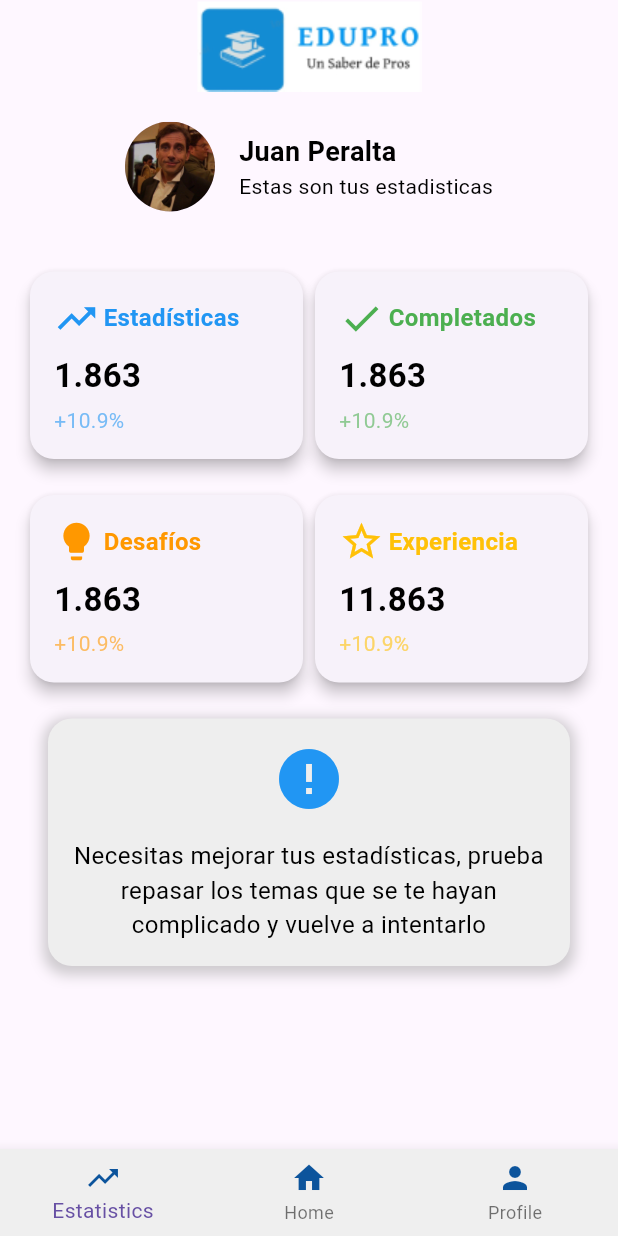
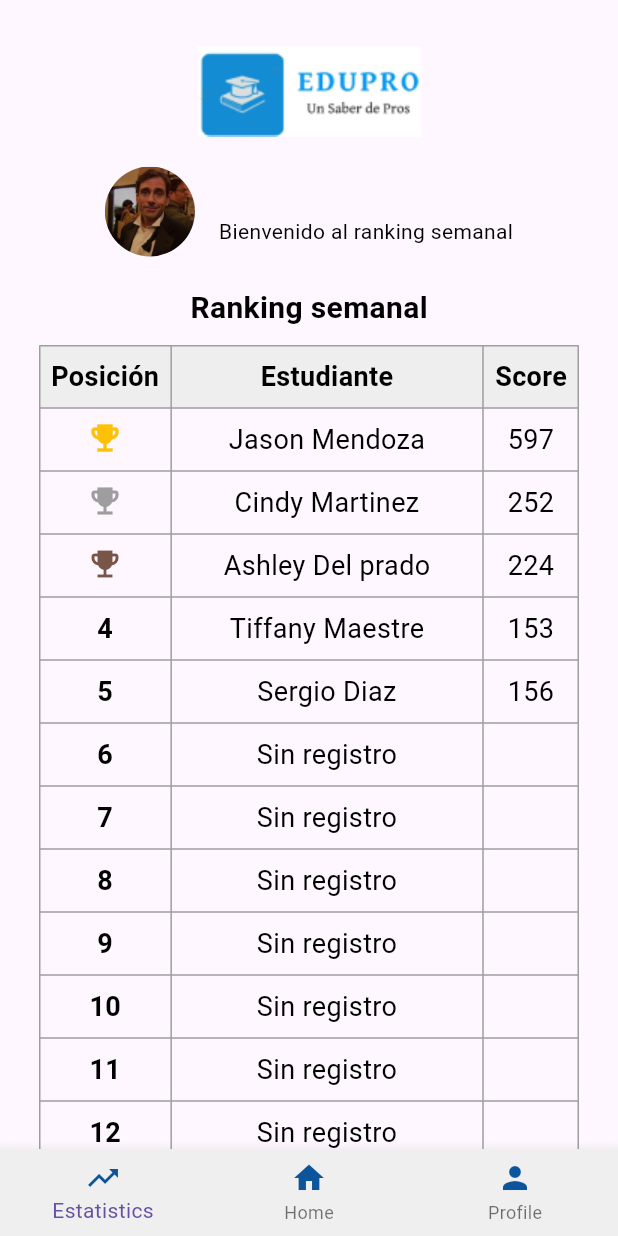
Before and after one commit to JuanSebLopez/edupro, a Flutter app: the StatisticsPage screen opened by its route, on a phone screen of 412 x 824 dp. Run offline on Flutter 3.47's test engine with Material 3 defaults, Android fonts, the phone set to English and light mode, and no system bars; our stand-ins replace cloud_firestore, firebase_core, get, google_fonts, shared_preferences; accounts and stored records are empty.

Commit message:
cargada la nueva vista de ranking antes conocida como estadistica

```diff
--- a/lib/ui/views/home/statistics_screen.dart
+++ b/lib/ui/views/home/statistics_screen.dart
@@ -1,42 +1,70 @@
+import 'package:flutter/material.dart';
 import 'package:edupro/shared/widgets/nav/navigation_bar.dart';
-import 'package:edupro/shared/widgets/nav/statistics_card.dart';
-import 'package:flutter/material.dart';
+import 'package:shared_preferences/shared_preferences.dart';
 
-class StatisticsPage extends StatelessWidget {
+class StatisticsPage extends StatefulWidget {
   const StatisticsPage({super.key});
+
+  @override
+  // ignore: library_private_types_in_public_api
+  _StatisticsPage createState() => _StatisticsPage();
+}
+
+class _StatisticsPage extends State<StatisticsPage> {
+  String _userName = '';
+
+  @override
+  void initState() {
+    super.initState();
+    _loadUserData();
+  }
+
+  Future<void> _loadUserData() async {
+    SharedPreferences prefs = await SharedPreferences.getInstance();
+    setState(() {
+      _userName = prefs.getString('userName') ?? 'Sin nombre';
+    });
+  }
 
   @override
   Widget build(BuildContext context) {
     return Scaffold(
-      body: Column(
+      body: SingleChildScrollView(
+        child: Column(
           crossAxisAlignment: CrossAxisAlignment.center,
           children: <Widget>[
-          Image.asset(
+            const SizedBox(height: 30.0),
+            SizedBox(
+              width: 150,
+              child: Image.asset(
                 'assets/images/app_logo.png',
                 fit: BoxFit.cover,
               ),
-          const SizedBox(height: 20.0), // Espacio entre la imagen y los textos
-          const Row(
+            ),
+            const SizedBox(
+                height: 20.0), // Espacio entre la imagen y los textos
+            Row(
               mainAxisAlignment: MainAxisAlignment.center,
               children: [
-              CircleAvatar(
+                const CircleAvatar(
                   radius: 30.0,
                   backgroundImage: AssetImage('assets/images/michael.jpg'),
                 ),
-              SizedBox(width: 16.0), // Espacio entre la imagen y el texto
+                const SizedBox(
+                    width: 16.0), // Espacio entre la imagen y el texto
                 Column(
                   crossAxisAlignment: CrossAxisAlignment.start,
                   children: [
                     Text(
-                    'Juan Peralta',
-                    style: TextStyle(
+                      _userName,
+                      style: const TextStyle(
                         fontSize: 18.0,
                         fontWeight: FontWeight.bold,
                         color: Colors.black,
                       ),
                     ),
-                  Text(
-                    'Estas son tus estadisticas',
+                    const Text(
+                      'Bienvenido al ranking semanal',
                       style: TextStyle(
                         fontSize: 14.0,
                         color: Colors.black,
@@ -46,109 +74,156 @@ class StatisticsPage extends StatelessWidget {
                 ),
               ],
             ),
+            const SizedBox(height: 20.0), // Espacio entre los textos y la tabla
+            const RankingTable(),
             const SizedBox(
-              height: 20.0), // Espacio entre los textos y las tarjetas
-          Expanded(
-            child: SingleChildScrollView(
-              child: Padding(
-                padding: const EdgeInsets.all(16.0),
-                child: Column(
-                  children: <Widget>[
-                    const Row(
-                      mainAxisAlignment: MainAxisAlignment.spaceBetween,
-                      children: <Widget>[
-                        Expanded(
-                          child: StatisticsCard(
-                            title: 'Estadísticas',
-                            icon: Icons.trending_up,
-                            count: '1.863',
-                            color: Colors.blue,
-                            percentage: '+10.9%',
+                height:
+                    20.0), // Espacio entre el final de la tabla y la barra de navegación
+          ],
         ),
       ),
-                        Expanded(
-                          child: StatisticsCard(
-                            title: 'Completados',
-                            icon: Icons.done,
-                            count: '1.863',
-                            color: Colors.green,
-                            percentage: '+10.9%',
+      bottomNavigationBar: const NavigationBarWidget(),
+    );
+  }
+}
+
+class RankingTable extends StatelessWidget {
+  const RankingTable({super.key});
+
+  @override
+  Widget build(BuildContext context) {
+    final List<Map<String, dynamic>> rankingData = [
+      {'name': 'Jason Mendoza', 'score': 597},
+      {'name': 'Cindy Martinez', 'score': 252},
+      {'name': 'Ashley Del prado', 'score': 224},
+      {'name': 'Tiffany Maestre', 'score': 153},
+      {'name': 'Sergio Diaz', 'score': 156},
+    ];
+
+    return Padding(
+      padding: const EdgeInsets.symmetric(horizontal: 26.0),
+      child: Column(
+        crossAxisAlignment: CrossAxisAlignment.center,
+        children: [
+          const Text(
+            'Ranking semanal',
+            style: TextStyle(
+              fontSize: 20.0,
+              fontWeight: FontWeight.bold,
+              color: Colors.black,
+            ),
+          ),
+          const SizedBox(height: 10.0),
+          Table(
+            border: TableBorder.all(color: Colors.grey),
+            columnWidths: const {
+              0: IntrinsicColumnWidth(),
+              1: FlexColumnWidth(),
+              2: IntrinsicColumnWidth(),
+            },
+            children: [
+              // Cabecera de la tabla
+              TableRow(
+                decoration: BoxDecoration(
+                  color: Colors.grey[200],
+                ),
+                children: const [
+                  Padding(
+                    padding: EdgeInsets.all(8.0),
+                    child: Text(
+                      'Posición',
+                      style: TextStyle(
+                        fontSize: 18.0,
+                        fontWeight: FontWeight.bold,
+                        color: Colors.black,
+                      ),
+                      textAlign: TextAlign.center,
+                    ),
+                  ),
+                  Padding(
+                    padding: EdgeInsets.all(8.0),
+                    child: Text(
+                      'Estudiante',
+                      style: TextStyle(
+                        fontSize: 18.0,
+                        fontWeight: FontWeight.bold,
+                        color: Colors.black,
+                      ),
+                      textAlign: TextAlign.center,
+                    ),
+                  ),
+                  Padding(
+                    padding: EdgeInsets.all(8.0),
+                    child: Text(
+                      'Score',
+                      style: TextStyle(
+                        fontSize: 18.0,
+                        fontWeight: FontWeight.bold,
+                        color: Colors.black,
+                      ),
+                      textAlign: TextAlign.center,
                     ),
                   ),
                 ],
               ),
-                    const SizedBox(height: 16.0),
-                    const Row(
-                      mainAxisAlignment: MainAxisAlignment.spaceBetween,
-                      children: <Widget>[
-                        Expanded(
-                          child: StatisticsCard(
-                            title: 'Desafíos',
-                            icon: Icons.lightbulb,
-                            count: '1.863',
-                            color: Colors.orange,
-                            percentage: '+10.9%',
-                          ),
-                        ),
-                        Expanded(
-                          child: StatisticsCard(
-                            title: 'Experiencia',
-                            icon: Icons.star_border,
-                            count: '11.863',
-                            color: Colors.amber,
-                            percentage: '+10.9%',
-                          ),
-                        ),
-                      ],
-                    ),
-                    const SizedBox(
-                        height:
-                            20.0), // Espacio entre las estadísticas y el nuevo contenido
-                    Container(
-                      width: double.infinity,
-                      padding: const EdgeInsets.all(16.0),
-                      margin: const EdgeInsets.symmetric(horizontal: 16.0),
-                      decoration: BoxDecoration(
-                        color: Colors.grey[200],
-                        borderRadius: BorderRadius.circular(16.0),
-                        boxShadow: [
-                          BoxShadow(
-                            color: Colors.grey.withOpacity(0.5),
-                            spreadRadius: 3,
-                            blurRadius: 7,
-                            offset: const Offset(
-                                0, 3), // changes position of shadow
-                          ),
-                        ],
-                      ),
-                      child: const Column(
+              // Datos de la tabla
+              for (int i = 0; i < 15; i++)
+                TableRow(
                   children: [
-                          Icon(
-                            Icons.error,
-                            size: 48,
-                            color: Colors
-                                .blue, // Cambio del color del icono a azul
-                          ),
-                          SizedBox(height: 16),
-                          Text(
-                            'Necesitas mejorar tus estadísticas, prueba repasar los temas que se te hayan complicado y vuelve a intentarlo',
-                            textAlign: TextAlign.center,
-                            style: TextStyle(
-                              fontSize: 16.0,
+                    Padding(
+                      padding: const EdgeInsets.all(8.0),
+                      child: Center(
+                        child: i == 0
+                            ? const Icon(Icons.emoji_events,
+                                color: Colors.amber, size: 24.0)
+                            : i == 1
+                                ? const Icon(Icons.emoji_events,
+                                    color: Colors.grey, size: 24.0)
+                                : i == 2
+                                    ? const Icon(Icons.emoji_events,
+                                        color: Colors.brown, size: 24.0)
+                                    : Text(
+                                        '${i + 1}',
+                                        style: const TextStyle(
+                                          fontSize: 18.0,
+                                          fontWeight: FontWeight.bold,
                                           color: Colors.black,
                                         ),
                                       ),
-                        ],
                       ),
                     ),
-                  ],
+                    Padding(
+                      padding: const EdgeInsets.all(8.0),
+                      child: Text(
+                        i < rankingData.length
+                            ? rankingData[i]['name']
+                            : 'Sin registro',
+                        style: const TextStyle(
+                          fontSize: 18.0,
+                          color: Colors.black,
                         ),
+                        textAlign: TextAlign.center,
+                      ),
+                    ),
+                    Padding(
+                      padding: const EdgeInsets.all(8.0),
+                      child: Text(
+                        i < rankingData.length
+                            ? rankingData[i]['score'].toString()
+                            : '',
+                        textAlign: TextAlign.center,
+                        style: const TextStyle(
+                          fontSize: 18.0,
+                          color: Colors.black,
                         ),
                       ),
                     ),
                   ],
                 ),
-      bottomNavigationBar: const NavigationBarWidget(),
+            ],
+          ),
+        ],
+      ),
     );
   }
 }
```
Also changed, not shown: pubspec.lock, 1 other file. Lines whose indentation alone changed are shown as unchanged.
